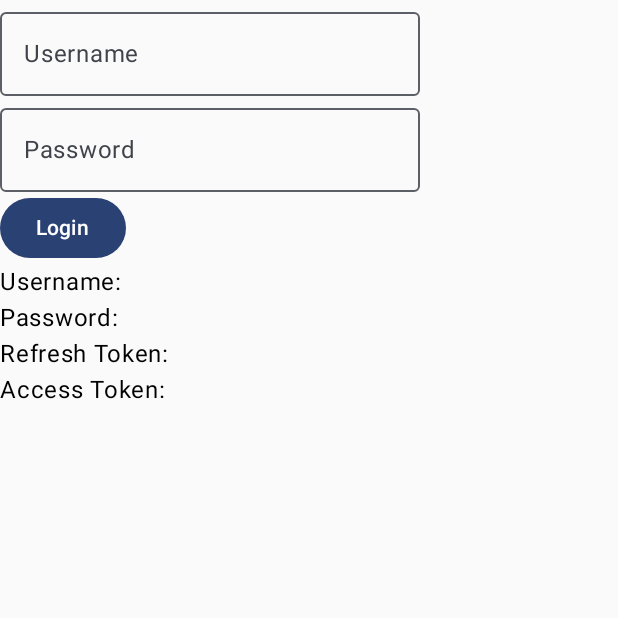
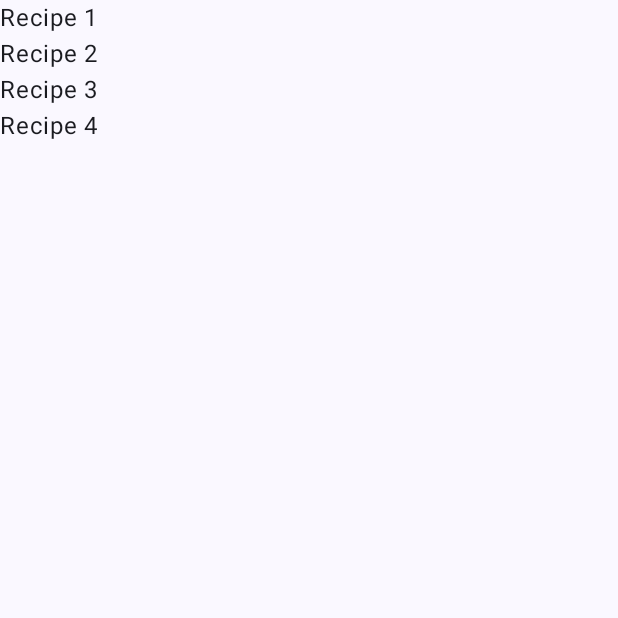
Before and after one commit to katharinap/RecipesApp, an Android app built with Jetpack Compose: the screen it shows after launch (MainActivity), on a phone screen of 412 x 824 dp, the top half of it. Run offline under Robolectric (Android 15) with nearby library versions, the phone set to English and light mode, and no system bars; our stand-ins replace Dagger/Hilt's generated code; libraries missing offline, so code that uses them is left out: androidx.hilt.lifecycle.

```diff
--- a/app/build.gradle.kts
+++ b/app/build.gradle.kts
@@ -59,6 +59,8 @@ dependencies {
     implementation(libs.retrofit.core)
     implementation(libs.retrofit.kotlinx.serialization.converter)
     implementation(libs.okhttp.logging.interceptor)
+    implementation(libs.androidx.navigation)
+    implementation(libs.hilt.navigation)
     ksp(libs.hilt.android.compiler)
     testImplementation(libs.junit)
     androidTestImplementation(libs.androidx.junit)
--- /dev/null
+++ b/app/src/main/java/com/katharina/recipesapp/AppDestination.kt
@@ -0,0 +1,13 @@
+package com.katharina.recipesapp
+
+import kotlinx.serialization.Serializable
+
+sealed class AppDestination {
+    @Serializable
+    data object RecipeList : AppDestination()
+
+    @Serializable
+    data class RecipeDetails(
+        val recipeId: Int? = -1,
+    ) : AppDestination()
+}
--- /dev/null
+++ b/app/src/main/java/com/katharina/recipesapp/AppNavHost.kt
@@ -0,0 +1,39 @@
+package com.katharina.recipesapp
+
+import androidx.compose.runtime.Composable
+import androidx.compose.ui.Modifier
+import androidx.hilt.lifecycle.viewmodel.compose.hiltViewModel
+import androidx.navigation.NavHostController
+import androidx.navigation.compose.NavHost
+import androidx.navigation.compose.composable
+import androidx.navigation.compose.rememberNavController
+import com.katharina.recipesapp.ui.recipedetails.RecipeDetailsScreen
+import com.katharina.recipesapp.ui.recipedetails.RecipeDetailsViewModel
+import com.katharina.recipesapp.ui.recipelist.RecipeListScreen
+import com.katharina.recipesapp.ui.recipelist.RecipeListViewModel
+
+@Composable
+fun AppNavHost(
+    modifier: Modifier = Modifier,
+    navController: NavHostController = rememberNavController(),
+    startDestination: AppDestination,
+) {
+    NavHost(
+        navController = navController,
+        startDestination = startDestination,
+        modifier = modifier,
+    ) {
+        composable<AppDestination.RecipeList> { navBackStackEntry ->
+            RecipeListScreen(
+                viewModel = hiltViewModel<RecipeListViewModel>(),
+                onRecipeSelected = { recipeId ->
+                    navController.navigate(AppDestination.RecipeDetails(recipeId))
+                },
+            )
+        }
+
+        composable<AppDestination.RecipeDetails> { navBackStackEntry ->
+            RecipeDetailsScreen(viewModel = hiltViewModel<RecipeDetailsViewModel>())
+        }
+    }
+}
--- a/app/src/main/java/com/katharina/recipesapp/MainActivity.kt
+++ b/app/src/main/java/com/katharina/recipesapp/MainActivity.kt
@@ -4,39 +4,34 @@ import android.os.Bundle
 import androidx.activity.ComponentActivity
 import androidx.activity.compose.setContent
 import androidx.activity.enableEdgeToEdge
-import androidx.activity.viewModels
-import androidx.compose.material3.Text
-import com.katharina.recipesapp.ui.login.LoginScreenDummy
-import com.katharina.recipesapp.ui.login.LoginViewModel
-import com.katharina.recipesapp.ui.recipedetails.RecipeDetailsScreen
-import com.katharina.recipesapp.ui.recipedetails.RecipeDetailsViewModel
-import com.katharina.recipesapp.ui.recipelist.RecipeListScreen
-import com.katharina.recipesapp.ui.recipelist.RecipeListViewModel
 import com.katharina.recipesapp.ui.theme.RecipesAppTheme
 import dagger.hilt.android.AndroidEntryPoint
 
 @AndroidEntryPoint
 class MainActivity : ComponentActivity() {
-    private val viewModelList: RecipeListViewModel by viewModels()
-    private val viewModelDetail: RecipeDetailsViewModel by viewModels()
-    private val viewModelLogin: LoginViewModel by viewModels()
-
-    private val screenName = "Login"
+//    private val viewModelList: RecipeListViewModel by viewModels()
+//    private val viewModelDetail: RecipeDetailsViewModel by viewModels()
+//    private val viewModelLogin: LoginViewModel by viewModels()
+//
+//    private val screenName = "Login"
 
     override fun onCreate(savedInstanceState: Bundle?) {
         super.onCreate(savedInstanceState)
         enableEdgeToEdge()
         setContent {
             RecipesAppTheme {
-                if (screenName == "List") {
-                    RecipeListScreen(viewModelList)
-                } else if (screenName == "Details") {
-                    RecipeDetailsScreen(viewModelDetail)
-                } else if (screenName == "Login") {
-                    LoginScreenDummy(viewModel = viewModelLogin)
-                } else {
-                    Text("Error")
-                }
+                AppNavHost(
+                    startDestination = AppDestination.RecipeList,
+                )
+//                if (screenName == "List") {
+//                    RecipeListScreen(viewModelList, onRecipeSelected = {})
+//                } else if (screenName == "Details") {
+//                    RecipeDetailsScreen(viewModelDetail)
+//                } else if (screenName == "Login") {
+//                    LoginScreenDummy(viewModel = viewModelLogin)
+//                } else {
+//                    Text("Error")
+//                }
             }
         }
     }
--- a/app/src/main/java/com/katharina/recipesapp/ui/recipedetails/RecipeDetailsViewModel.kt
+++ b/app/src/main/java/com/katharina/recipesapp/ui/recipedetails/RecipeDetailsViewModel.kt
@@ -24,7 +24,7 @@ class RecipeDetailsViewModel
             val recipe: Recipe?,
         )
 
-        private val recipeId: Int = 2 // savedStateHandle.get<Int>("recipeId")!!
+        private val recipeId: Int = savedStateHandle.get<Int>("recipeId")!!
 
         val uiState: StateFlow<UiState> =
             recipeRepository
@@ -43,8 +43,4 @@ class RecipeDetailsViewModel
                             recipe = null,
                         ),
                 )
-
-//        fun setRecipeId(recipeId: Int) {
-//            savedStateHandle["recipeId"] = recipeId
-//        }
     }
--- a/app/src/main/java/com/katharina/recipesapp/ui/recipelist/RecipeListScreen.kt
+++ b/app/src/main/java/com/katharina/recipesapp/ui/recipelist/RecipeListScreen.kt
@@ -1,5 +1,7 @@
 package com.katharina.recipesapp.ui.recipelist
 
+import androidx.compose.foundation.clickable
+import androidx.compose.foundation.layout.Column
 import androidx.compose.foundation.layout.fillMaxSize
 import androidx.compose.foundation.lazy.LazyColumn
 import androidx.compose.foundation.lazy.items
@@ -12,18 +14,30 @@ import androidx.lifecycle.compose.collectAsStateWithLifecycle
 import com.katharina.recipesapp.data.Recipe
 
 @Composable
-fun RecipeListScreen(viewModel: RecipeListViewModel) {
+fun RecipeListScreen(
+    viewModel: RecipeListViewModel,
+    onRecipeSelected: (Int) -> Unit,
+) {
     val uiState by viewModel.uiState.collectAsStateWithLifecycle()
     Scaffold(modifier = Modifier.fillMaxSize()) { innerPadding ->
         LazyColumn(contentPadding = innerPadding) {
             items(uiState.recipes) { recipe ->
-                RecipeListItem(recipe = recipe)
+                RecipeListItem(recipe = recipe, onRecipeSelected = onRecipeSelected)
             }
         }
     }
 }
 
 @Composable
-fun RecipeListItem(recipe: Recipe) {
-    Text(text = recipe.title)
+fun RecipeListItem(
+    recipe: Recipe,
+    modifier: Modifier = Modifier,
+    onRecipeSelected: (Int) -> Unit,
+) {
+    Column(modifier = modifier) {
+        Text(
+            text = recipe.title,
+            modifier = Modifier.clickable { onRecipeSelected(recipe.id) },
+        )
+    }
 }
--- a/gradle/libs.versions.toml
+++ b/gradle/libs.versions.toml
@@ -1,5 +1,5 @@
 [versions]
-agp = "8.13.1"
+agp = "8.13.2"
 kotlin = "2.2.21"
 coreKtx = "1.17.0"
 junit = "4.13.2"
@@ -11,10 +11,12 @@ composeBom = "2024.09.00"
 datastore = "1.2.0"
 kotlinxSerializationJson = "1.9.0"
 hilt = "2.57.2"
+hilt-nav = "1.3.0"
 ksp = "2.3.3"
 retrofit = "3.0.0"
 okhttp = "5.3.1"
 retrofit-kotlinx-serialization-converter = "1.0.0" # Version for the converter
+nav = "2.9.6"
 
 [libraries]
 androidx-core-ktx = { group = "androidx.core", name = "core-ktx", version.ref = "coreKtx" }
@@ -38,6 +40,8 @@ hilt-android-compiler = { group = "com.google.dagger", name = "hilt-android-comp
 retrofit-core = { group = "com.squareup.retrofit2", name = "retrofit", version.ref = "retrofit" }
 retrofit-kotlinx-serialization-converter = { group = "com.jakewharton.retrofit", name = "retrofit2-kotlinx-serialization-converter", version.ref = "retrofit-kotlinx-serialization-converter" }
 okhttp-logging-interceptor = { group = "com.squareup.okhttp3", name = "logging-interceptor", version.ref = "okhttp" }
+androidx-navigation = { group = "androidx.navigation", name = "navigation-compose", version.ref = "nav"}
+hilt-navigation = { group = "androidx.hilt", name = "hilt-navigation-compose", version.ref = "hilt-nav"}
 
 [plugins]
 android-application = { id = "com.android.application", version.ref = "agp" }
```
